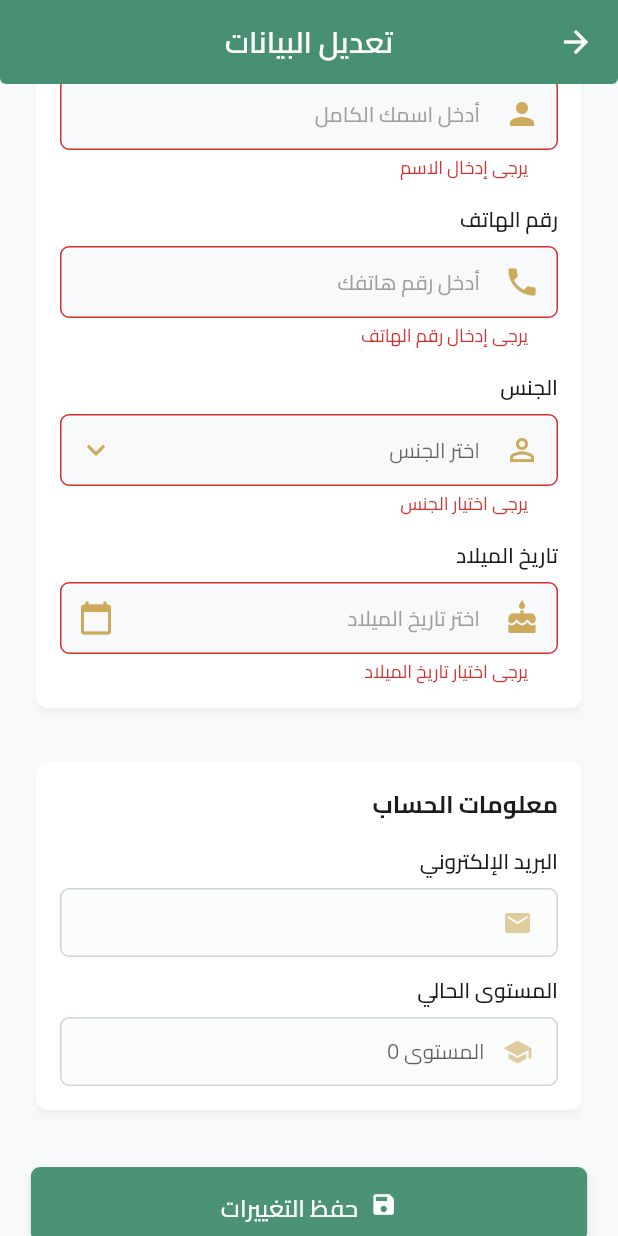
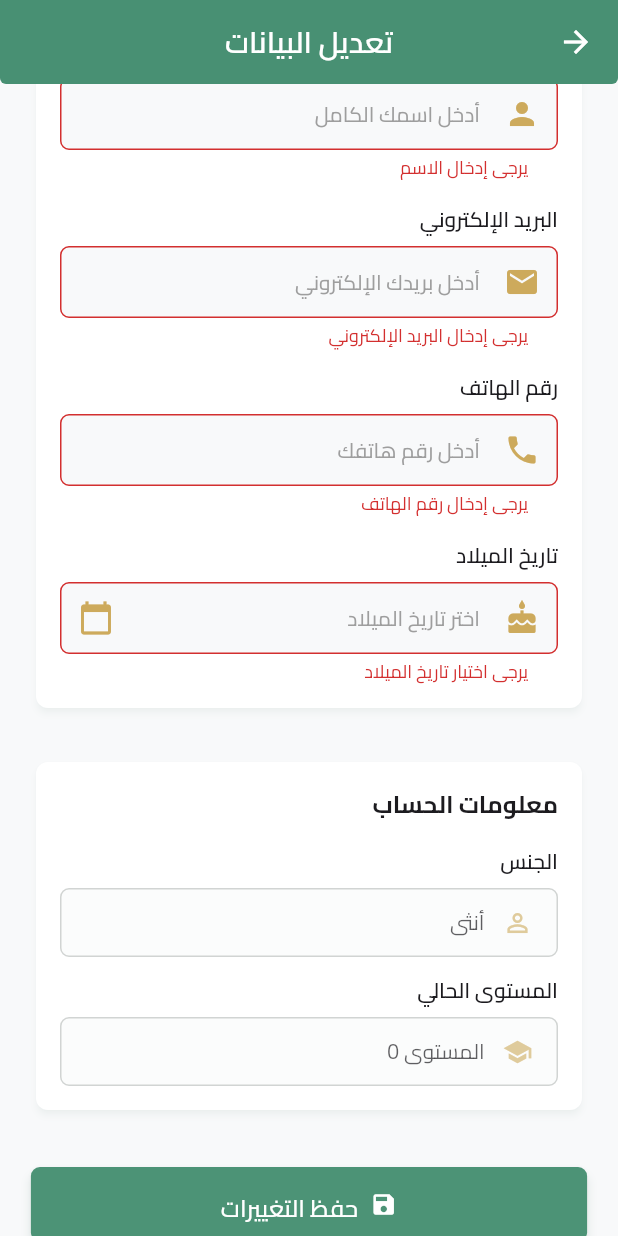
Before and after one commit to tatweer-programming/sunnah-academy, a Flutter app: the EditProfileScreen screen opened directly with empty values, scrolled down 136 dp, after a tap on "حفظ التغييرات", on a phone screen of 412 x 824 dp. Run offline on Flutter 3.47's test engine with Material 3 defaults, Android fonts, the phone set to English and light mode, and no system bars; drawn by our look-alikes of sentry_flutter; our stand-ins replace animated_splash_screen, audioplayers, bloc, chewie, connectivity_plus, dartz and 11 more; missing offline and left inert: flutter_pdfview; accounts and stored records are empty.

Commit message:
feat: update profile to replace gender with email and add email validation

```diff
--- a/lib/src/modules/student/cubit/student_cubit.dart
+++ b/lib/src/modules/student/cubit/student_cubit.dart
@@ -68,7 +68,7 @@ class StudentCubit extends Cubit<StudentState> {
   Future<void> updateProfile({
     String? name,
     String? phoneNumber,
-    String? gender,
+    String? email,
     String? birthDate,
   }) async {
     try {
@@ -78,7 +78,7 @@ class StudentCubit extends Cubit<StudentState> {
       final result = await _repository.updateProfile(
         name: name,
         phoneNumber: phoneNumber,
-        gender: gender,
+        email: email,
         birthDate: birthDate,
       );
 
--- a/lib/src/modules/student/data/repositories/account_repository.dart
+++ b/lib/src/modules/student/data/repositories/account_repository.dart
@@ -13,11 +13,11 @@ class StudentRepository {
   Future<Either<Exception, Student>> updateProfile({
     String? name,
     String? phoneNumber,
-    String? gender,
+    String? email,
     String? birthDate,
   }) {
     return _remoteServices.updateProfile(
-        gender: gender,
+        email: email,
         name: name,
         birthDate: birthDate,
         phoneNumber: phoneNumber);
--- a/lib/src/modules/student/data/services/account_remote_services.dart
+++ b/lib/src/modules/student/data/services/account_remote_services.dart
@@ -20,7 +20,7 @@ class StudentRemoteServices {
   Future<Either<Exception, Student>> updateProfile({
     String? name,
     String? phoneNumber,
-    String? gender,
+    String? email,
     String? birthDate,
   }) async {
     try {
@@ -28,7 +28,7 @@ class StudentRemoteServices {
       Map<String, dynamic> data = {};
       if (name != null) data['name'] = name;
       if (phoneNumber != null) data['phoneNumber'] = phoneNumber;
-      if (gender != null) data['gender'] = gender;
+      if (email != null) data['email'] = email;
       if (birthDate != null) data['birthDate'] = birthDate;
 
       var response = await DioHelper.putData(
--- a/lib/src/modules/student/ui/screens/edit_profile_screen.dart
+++ b/lib/src/modules/student/ui/screens/edit_profile_screen.dart
@@ -5,7 +5,6 @@ import 'package:sunnah_academy/src/core/error/exception_manager.dart';
 import 'package:sunnah_academy/src/core/routing/navigation_manager.dart';
 import 'package:sunnah_academy/src/core/widgets/core_widgets.dart';
 import 'package:sunnah_academy/src/core/widgets/custom_button.dart';
-import 'package:sunnah_academy/src/core/widgets/custom_dropdown.dart';
 import 'package:sunnah_academy/src/core/widgets/custom_text_field.dart';
 import 'package:sunnah_academy/src/core/widgets/date_picker_field.dart';
 import 'package:sunnah_academy/src/modules/student/cubit/student_cubit.dart';
@@ -28,15 +27,9 @@ class _EditProfileScreenState extends State<EditProfileScreen> {
   final _formKey = GlobalKey<FormState>();
   final _nameController = TextEditingController();
   final _phoneController = TextEditingController();
+  final _emailController = TextEditingController(); // إضافة controller للإيميل
 
-  String? _selectedGender;
   DateTime? _selectedBirthDate;
-
-  // تعديل قائمة الخيارات لتتطابق مع القيم المحفوظة في قاعدة البيانات
-  final List<DropdownMenuItem<String>> _genderOptions = [
-    DropdownMenuItem(value: 'male', child: Text('ذكر')),
-    DropdownMenuItem(value: 'female', child: Text('أنثى')),
-  ];
 
   @override
   void initState() {
@@ -47,15 +40,7 @@ class _EditProfileScreenState extends State<EditProfileScreen> {
   void _initializeFields() {
     _nameController.text = widget.student.name;
     _phoneController.text = widget.student.phoneNumber;
-
-    // التأكد من تطابق القيمة مع إحدى الخيارات المتاحة
-    final validGenderValues = _genderOptions.map((item) => item.value).toList();
-    if (validGenderValues.contains(widget.student.gender)) {
-      _selectedGender = widget.student.gender;
-    } else {
-      // في حالة عدم تطابق القيمة، نحاول تحويلها
-      _selectedGender = _convertGenderToEnglish(widget.student.gender);
-    }
+    _emailController.text = widget.student.email; // تهيئة حقل الإيميل
 
     // Parse birth date
     if (widget.student.birthDate.isNotEmpty) {
@@ -67,26 +52,11 @@ class _EditProfileScreenState extends State<EditProfileScreen> {
     }
   }
 
-  // دالة لتحويل الجنس من العربية إلى الإنجليزية إذا لزم الأمر
-  String? _convertGenderToEnglish(String? gender) {
-    if (gender == null || gender.isEmpty) return null;
-
-    switch (gender.toLowerCase()) {
-      case 'ذكر':
-      case 'male':
-        return 'male';
-      case 'أنثى':
-      case 'female':
-        return 'female';
-      default:
-        return null;
-    }
-  }
-
   @override
   void dispose() {
     _nameController.dispose();
     _phoneController.dispose();
+    _emailController.dispose(); // إضافة disposal للإيميل controller
     super.dispose();
   }
 
@@ -155,6 +125,29 @@ class _EditProfileScreenState extends State<EditProfileScreen> {
 
                             SizedBox(height: 16.0),
 
+                            // Email Field - قابل للتعديل الآن
+                            CustomTextField(
+                              label: 'البريد الإلكتروني',
+                              hint: 'أدخل بريدك الإلكتروني',
+                              prefixIcon: Icons.email,
+                              controller: _emailController,
+                              keyboardType: TextInputType.emailAddress,
+                              validator: (value) {
+                                if (value == null || value.trim().isEmpty) {
+                                  return 'يرجى إدخال البريد الإلكتروني';
+                                }
+                                // Email validation regex
+                                final emailRegex = RegExp(
+                                    r'^[a-zA-Z0-9._%+-]+@[a-zA-Z0-9.-]+\.[a-zA-Z]{2,}$');
+                                if (!emailRegex.hasMatch(value.trim())) {
+                                  return 'يرجى إدخال بريد إلكتروني صحيح';
+                                }
+                                return null;
+                              },
+                            ),
+
+                            SizedBox(height: 16.0),
+
                             // Phone Field
                             CustomTextField(
                               label: 'رقم الهاتف',
@@ -168,28 +161,6 @@ class _EditProfileScreenState extends State<EditProfileScreen> {
                                 }
                                 if (value.trim().length < 10) {
                                   return 'رقم الهاتف غير صحيح';
-                                }
-                                return null;
-                              },
-                            ),
-
-                            SizedBox(height: 16.0),
-
-                            // Gender Dropdown
-                            CustomDropdown<String>(
-                              label: 'الجنس',
-                              hint: 'اختر الجنس',
-                              prefixIcon: Icons.person_outline,
-                              value: _selectedGender,
-                              items: _genderOptions,
-                              onChanged: (value) {
-                                setState(() {
-                                  _selectedGender = value;
-                                });
-                              },
-                              validator: (value) {
-                                if (value == null || value.isEmpty) {
-                                  return 'يرجى اختيار الجنس';
                                 }
                                 return null;
                               },
@@ -225,7 +196,7 @@ class _EditProfileScreenState extends State<EditProfileScreen> {
 
                     SizedBox(height: 20.0),
 
-                    // Account Information (Read-only)
+                    // Account Information (Read-only) - الجنس أصبح للقراءة فقط
                     Card(
                       child: Padding(
                         padding: EdgeInsets.all(16.0),
@@ -241,9 +212,9 @@ class _EditProfileScreenState extends State<EditProfileScreen> {
                             SizedBox(height: 16.0),
                             _buildReadOnlyField(
                               context,
-                              'البريد الإلكتروني',
-                              widget.student.email,
-                              Icons.email,
+                              'الجنس',
+                              widget.student.gender == 'male' ? 'ذكر' : 'أنثى',
+                              Icons.person_outline,
                             ),
                             SizedBox(height: 12.0),
                             _buildReadOnlyField(
@@ -343,14 +314,14 @@ class _EditProfileScreenState extends State<EditProfileScreen> {
   void _saveProfile() {
     if (_formKey.currentState?.validate() ?? false) {
       final name = _nameController.text.trim();
+      final email = _emailController.text.trim(); // إضافة الإيميل
       final phoneNumber = _phoneController.text.trim();
-      final gender = _selectedGender;
       final birthDate = _selectedBirthDate?.toIso8601String().split('T')[0];
 
-      // Check if any data has changed
+      // Check if any data has changed - إزالة التحقق من الجنس وإضافة التحقق من الإيميل
       final hasChanges = name != widget.student.name ||
+          email != widget.student.email || // إضافة التحقق من الإيميل
           phoneNumber != widget.student.phoneNumber ||
-          gender != widget.student.gender ||
           birthDate != widget.student.birthDate;
 
       if (!hasChanges) {
@@ -358,10 +329,11 @@ class _EditProfileScreenState extends State<EditProfileScreen> {
         return;
       }
 
+      // إرسال البيانات بدون الجنس وإضافة الإيميل
       context.read<StudentCubit>().updateProfile(
             name: name,
+            email: email, // إضافة الإيميل
             phoneNumber: phoneNumber,
-            gender: gender,
             birthDate: birthDate,
           );
     }
```
